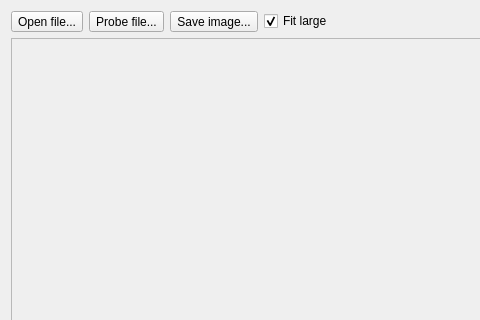
This is examples/c++/qt/deep-diver-with-c-api/qtsail.ui in HappySeaFox/sail as Qt 5 draws it before an edit; both pictures show x 0 to 480 and y 0 to 320 of the 757 by 435 pixel window. The edited form follows.
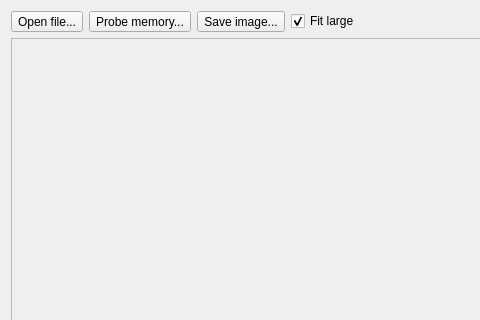
This is the edited form.

Commit message: EXAMPLES: Rename the 'Probe' buttons

```diff
--- a/examples/c++/qt/deep-diver-with-c-api/qtsail.ui
+++ b/examples/c++/qt/deep-diver-with-c-api/qtsail.ui
@@ -26,7 +26,7 @@
      <item>
       <widget class="QToolButton" name="pushProbe">
        <property name="text">
-        <string>Probe file...</string>
+        <string>Probe memory...</string>
        </property>
       </widget>
      </item>
```
The commit also changes 1 other file.
